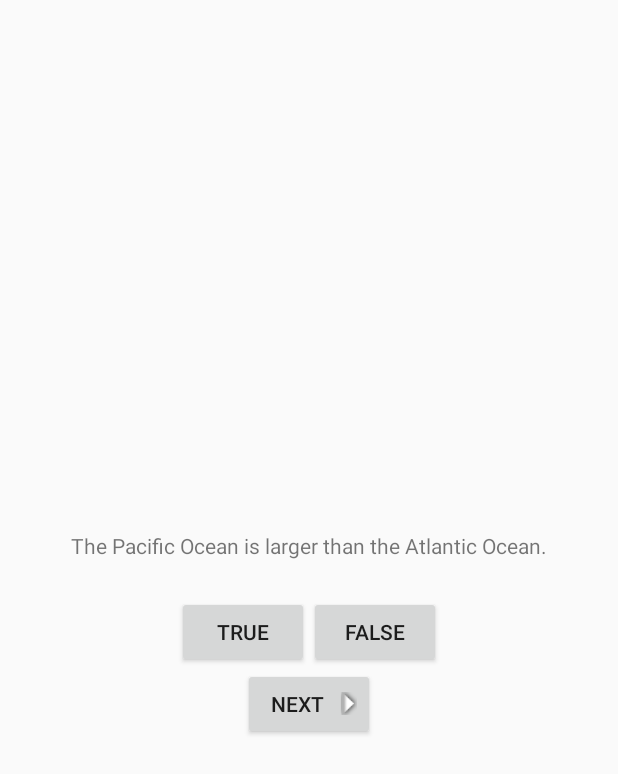
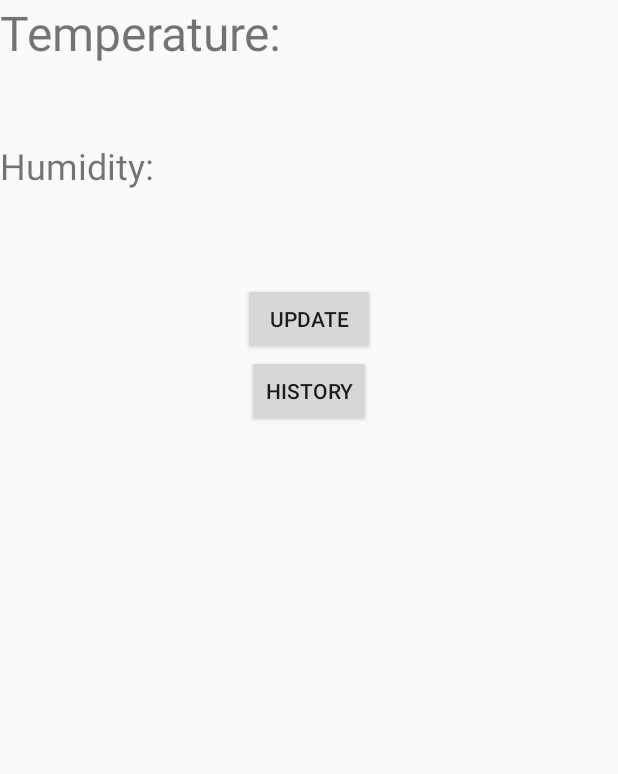
Before and after one commit to stas9019/WeatherStation, an Android app: the screen it shows after launch (QuizActivity before the commit, WeatherActivity after it), on a phone screen of 412 x 824 dp. Shown: the top 774 px of the screen. Run offline under Robolectric (Android 15) with nearby library versions, the phone set to English and light mode, and no system bars; our stand-ins replace Volley.

Commit message:
Initial commit Settings and history screens added

```diff
--- /dev/null
+++ b/app/src/main/java/com/android/stas/weatherstation/View/Main/WeatherActivity.java
@@ -0,0 +1,148 @@
+package com.android.stas.weatherstation.View.Main;
+
+import android.annotation.TargetApi;
+import android.content.Intent;
+import android.os.Build;
+import android.os.Bundle;
+import android.support.v7.app.AppCompatActivity;
+import android.util.Log;
+import android.view.View;
+import android.view.Menu;
+import android.view.MenuItem;
+import android.widget.Button;
+import android.widget.TextView;
+
+import com.android.stas.weatherstation.R;
+import com.android.stas.weatherstation.View.History.ListViewLoader;
+import com.android.stas.weatherstation.View.Settings.SettingsActivity;
+
+
+public class WeatherActivity extends AppCompatActivity implements WeatherAdapter {
+
+    private static final String TAG = "WeatherActivity";
+    private static final String KEY_INDEX = "index";
+
+    private static final String TEMPERATURE = "Temperature:";
+    private static final String HUMIDITY = "Humidity:";
+
+    private Button mUpdateButton;
+    private Button mHistoryButton;
+    private TextView mTemperatureTextView;
+    private TextView mHumidityTextView;
+
+    private WeatherModel model;
+
+    @Override
+    protected void onCreate(Bundle savedInstanceState) {
+        super.onCreate(savedInstanceState);
+        setContentView(R.layout.weather_activity);
+
+        mTemperatureTextView = (TextView) findViewById(R.id.temperatureTextView);
+        mHumidityTextView = (TextView) findViewById(R.id.humidityTextView);
+        mUpdateButton = (Button) findViewById(R.id.updateButton);
+        mHistoryButton = (Button) findViewById(R.id.historyButton);
+
+        if(savedInstanceState != null){
+            mTemperatureTextView.setText(savedInstanceState.getString(TEMPERATURE, TEMPERATURE + " 0"));
+            mHumidityTextView.setText(savedInstanceState.getString(HUMIDITY, HUMIDITY + " 0"));
+        }
+
+
+
+        model = new WeatherModel(this);
+
+        mUpdateButton.setOnClickListener(new View.OnClickListener() {
+            @Override
+            public void onClick(View view) {
+                model.update();
+            }
+        });
+
+        mHistoryButton.setOnClickListener(new View.OnClickListener() {
+            @Override
+            public void onClick(View view) {
+                openHistory();
+            }
+        });
+    }
+
+    private void openHistory(){
+        Intent intent = new Intent(this, ListViewLoader.class);
+        startActivity(intent);
+    }
+
+
+
+    public void presentResult(String temperature, String humidity){
+
+        mTemperatureTextView.setText(TEMPERATURE + temperature);
+        mHumidityTextView.setText(HUMIDITY + humidity);
+
+    }
+
+
+    @Override
+    public void onSaveInstanceState(Bundle savedInstanceState){
+        super.onSaveInstanceState(savedInstanceState);
+
+        Log.d(TAG, "onSaveInstanceState called");
+        //savedInstanceState.putInt(KEY_INDEX, mCurrentIndex);
+        savedInstanceState.putString(TEMPERATURE, mTemperatureTextView.toString());
+        savedInstanceState.putString(HUMIDITY, mHumidityTextView.toString());
+    }
+
+
+
+
+    @Override
+    public boolean onCreateOptionsMenu(Menu menu) {
+        // Inflate the menu; this adds items to the action bar if it is present.
+        getMenuInflater().inflate(R.menu.menu_main, menu);
+        return true;
+    }
+
+    @Override
+    public boolean onOptionsItemSelected(MenuItem item) {
+        // Handle action bar item clicks here. The action bar will
+        // automatically handle clicks on the Home/Up button, so long
+        // as you specify a parent activity in AndroidManifest.xml.
+        int id = item.getItemId();
+
+        //noinspection SimplifiableIfStatement
+        if (id == R.id.action_settings) {
+            Intent intent = new Intent(this, SettingsActivity.class);
+            startActivity(intent);
+            return true;
+        }
+
+        return super.onOptionsItemSelected(item);
+    }
+
+    /*
+    @Override
+    public void onStart() {
+        super.onStart();
+        Log.d(TAG, "onStart() called");
+    }
+    @Override
+    public void onPause() {
+        super.onPause();
+        Log.d(TAG, "onPause() called");
+    }
+    @Override
+    public void onResume() {
+        super.onResume();
+        Log.d(TAG, "onResume() called");
+    }
+    @Override
+    public void onStop() {
+        super.onStop();
+        Log.d(TAG, "onStop() called");
+    }
+    @Override
+    public void onDestroy() {
+        super.onDestroy();
+        Log.d(TAG, "onDestroy() called");
+    }
+    */
+}
--- /dev/null
+++ b/app/src/main/java/com/android/stas/weatherstation/View/Main/WeatherAdapter.java
@@ -0,0 +1,9 @@
+package com.android.stas.weatherstation.View.Main;
+
+/**
+ * Created by root on 10.07.16.
+ */
+public interface WeatherAdapter{
+
+    void presentResult(String temperature, String humidity);
+}
--- /dev/null
+++ b/app/src/main/java/com/android/stas/weatherstation/View/Main/WeatherModel.java
@@ -0,0 +1,100 @@
+package com.android.stas.weatherstation.View.Main;
+
+import android.app.Application;
+import android.content.Context;
+import android.content.SharedPreferences;
+import android.preference.PreferenceManager;
+import android.support.v7.app.AppCompatActivity;
+
+import com.android.stas.weatherstation.R;
+import com.android.volley.DefaultRetryPolicy;
+import com.android.volley.Request;
+import com.android.volley.RequestQueue;
+import com.android.volley.Response;
+import com.android.volley.VolleyError;
+import com.android.volley.toolbox.StringRequest;
+import com.android.volley.toolbox.Volley;
+
+/**
+ * Created by root on 10.07.16.
+ */
+public class WeatherModel {
+
+
+    public static final String KEY_PREF_STATION_IP = "pref_stationIP";
+
+    private static final String TEMPERATURE = "Temperature:";
+    private static final String ERROR = "Error:";
+
+    private WeatherAdapter activity;
+
+    private RequestQueue queue;
+
+    public WeatherModel(WeatherAdapter activity){
+        this.activity = activity;
+        PreferenceManager.setDefaultValues((Context)activity, R.xml.preferences, false);
+        queue = Volley.newRequestQueue((Context)activity);
+    }
+
+
+    public void update(){
+
+        StringRequest request = createRequest();
+        queue.add(request);
+
+    }
+
+
+    private StringRequest createRequest(){
+
+        String url = getUrlFromPreferences();
+
+        final StringRequest request = new StringRequest(Request.Method.GET, url,
+                new Response.Listener<String>() {
+
+                    @Override
+                    public void onResponse(String response) {
+
+                        System.out.println(response);
+
+
+                        if (response.startsWith(TEMPERATURE)){
+                            String[] data = response.split(",");
+                            String temperature = data[0];
+                            String humidity = data[1];
+
+                            activity.presentResult(temperature, humidity);
+                        }
+                        else{
+                            activity.presentResult(ERROR, ERROR);
+                        }
+
+                    }
+                },
+
+                new Response.ErrorListener() {
+                    @Override
+                    public void onErrorResponse(VolleyError error) {
+                        System.out.println(error.toString());
+                        activity.presentResult(ERROR, ERROR);
+                    }
+                }
+        );
+        request.setRetryPolicy(new DefaultRetryPolicy(
+                30000,
+                DefaultRetryPolicy.DEFAULT_MAX_RETRIES,
+                DefaultRetryPolicy.DEFAULT_BACKOFF_MULT));
+
+        return request;
+    }
+
+    private String getUrlFromPreferences(){
+        SharedPreferences sharedPref = PreferenceManager.getDefaultSharedPreferences((Context)activity);
+        String stationIP = sharedPref.getString(KEY_PREF_STATION_IP, "");
+
+        System.out.println("stationIP " + stationIP);
+
+        return "http://"+stationIP;
+    }
+
+}
--- a/app/src/main/res/layout-land/activity_quiz.xml
+++ b/app/src/main/res/layout-land/weather_activity.xml
@@ -7,7 +7,7 @@
     android:layout_height="match_parent">
     <!--android:orientation="vertical"
     android:gravity="center"
-    tools:context=".QuizActivity"-->
+    tools:context=".WeatherActivity"-->
 
     <TextView
         android:id="@+id/question_textview"
--- /dev/null
+++ b/app/src/main/res/layout/weather_activity.xml
@@ -0,0 +1,66 @@
+<?xml version="1.0" encoding="utf-8"?>
+<LinearLayout
+    xmlns:android="http://schemas.android.com/apk/res/android"
+    xmlns:app="http://schemas.android.com/apk/res-auto"
+    xmlns:tools="http://schemas.android.com/tools"
+    android:layout_width="match_parent"
+    android:layout_height="match_parent"
+    android:orientation="vertical"
+    tools:context=".QuizActivity"
+    android:weightSum="1">
+
+    <TextView
+        android:layout_width="match_parent"
+        android:layout_height="0dp"
+        android:textAppearance="?android:attr/textAppearanceSmall"
+        android:textSize = "32sp"
+        android:text="Temperature:"
+        android:id="@+id/temperatureTextView"
+        android:layout_weight="0.13"
+        />
+    <TextView
+        android:layout_width="match_parent"
+        android:layout_height="0dp"
+        android:textAppearance="?android:attr/textAppearanceSmall"
+        android:textSize = "24sp"
+        android:text="Humidity:"
+        android:id="@+id/humidityTextView"
+        android:layout_weight="0.13"
+        />
+
+    <Button
+        android:layout_width="wrap_content"
+        android:layout_height="wrap_content"
+        android:text="Update"
+        android:id="@+id/updateButton"
+        android:layout_gravity="center_horizontal"
+        />
+
+    <Button
+        style="?android:attr/buttonStyleSmall"
+        android:layout_width="wrap_content"
+        android:layout_height="wrap_content"
+        android:text="History"
+        android:id="@+id/historyButton"
+        android:layout_gravity="center_horizontal"/>
+
+
+    <!--
+        <android.support.design.widget.AppBarLayout android:layout_height="wrap_content"
+            android:layout_width="match_parent" android:theme="@style/AppTheme.AppBarOverlay">
+
+            <android.support.v7.widget.Toolbar android:id="@+id/toolbar"
+                android:layout_width="match_parent" android:layout_height="?attr/actionBarSize"
+                android:background="?attr/colorPrimary" app:popupTheme="@style/AppTheme.PopupOverlay" />
+
+        </android.support.design.widget.AppBarLayout>
+
+        <include layout="@layout/content_quiz" />
+
+        <android.support.design.widget.FloatingActionButton android:id="@+id/fab"
+            android:layout_width="wrap_content" android:layout_height="wrap_content"
+            android:layout_gravity="bottom|end" android:layout_margin="@dimen/fab_margin"
+            android:src="@android:drawable/ic_dialog_email" />
+    -->
+
+</LinearLayout>
--- a/app/src/main/res/values/strings.xml
+++ b/app/src/main/res/values/strings.xml
@@ -1,8 +1,12 @@
 <resources>
-    <string name="app_name">GeoQuiz</string>
+
+    <string name="pref_stationIP">Weather station address</string>
+    <string name="pref_connection_title">Connection</string>
+
+
+    <string name="app_name">Weather Station</string>
     <string name="action_settings">Settings</string>
-    <string name="quiz_question">Smth about Constantinopol</string>
-
+    <string name="action_history">Settings</string>
 
     <string name="true_button">True</string>
     <string name="false_button">False</string>
@@ -10,6 +14,10 @@
 
     <string name="correctToast">Correct!</string>
     <string name="incorrectToast">Incorrect!</string>
+
+
+
+
 
     <string name="question_oceans">The Pacific Ocean is larger than
 the Atlantic Ocean.</string>
--- /dev/null
+++ b/app/src/main/res/xml/preferences.xml
@@ -0,0 +1,15 @@
+<?xml version="1.0" encoding="utf-8"?>
+<PreferenceScreen xmlns:android="http://schemas.android.com/apk/res/android">
+
+    <PreferenceCategory
+        android:title="@string/pref_connection_title"
+        android:key="pref_connection_settings">
+
+        <EditTextPreference
+            android:key="pref_stationIP"
+            android:title="@string/pref_stationIP"
+            android:defaultValue="198.162.0.101"/>
+
+    </PreferenceCategory>
+
+</PreferenceScreen>
```
Also changed, not shown: app/build.gradle (added, +32 -0 lines), app/src/main/AndroidManifest.xml (+13 -3 lines), app/src/main/java/com/android/stas/weatherstation/Model/WeatherRecordContract.java (added, +132 -0 lines), app/src/main/java/com/android/stas/weatherstation/View/History/ListViewLoader.java (added, +89 -0 lines), app/src/main/java/com/android/stas/weatherstation/View/Settings/SettingsActivity.java (added, +19 -0 lines), app/src/main/java/com/android/stas/weatherstation/View/Settings/SettingsFragment.java (added, +18 -0 lines), app/src/main/res/layout/history_activity.xml (added, +13 -0 lines), app/src/main/res/layout/list_item.xml (added, +27 -0 lines), app/src/main/res/menu/menu_main.xml (renamed from app/src/main/res/menu/menu_quiz.xml).
